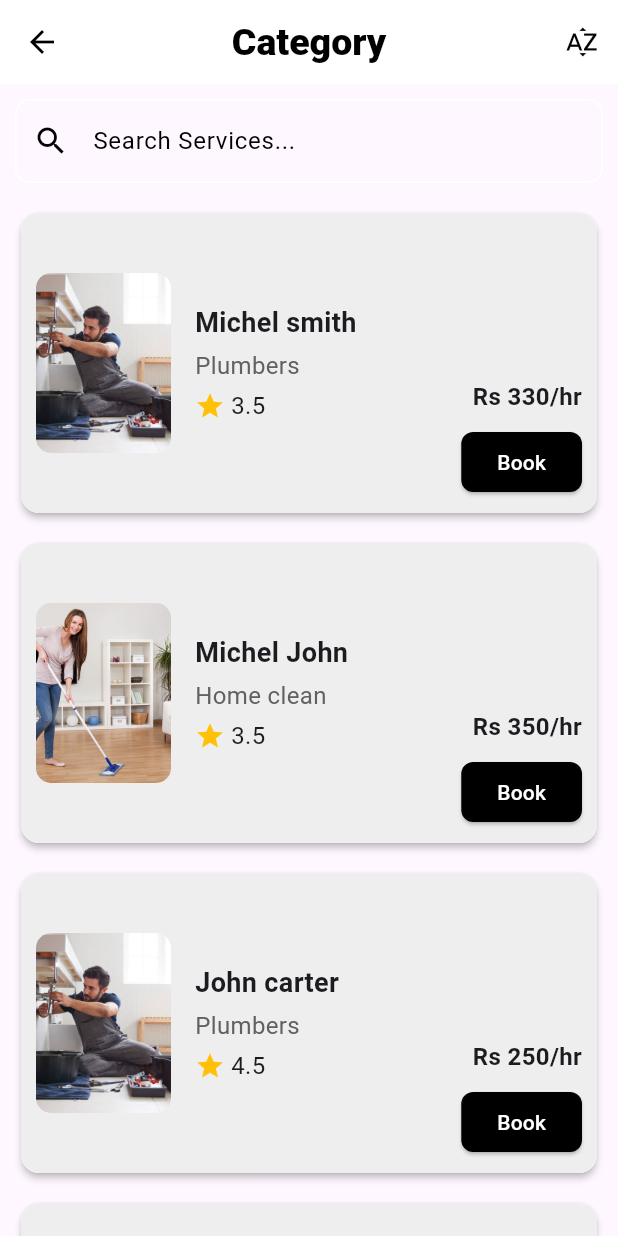
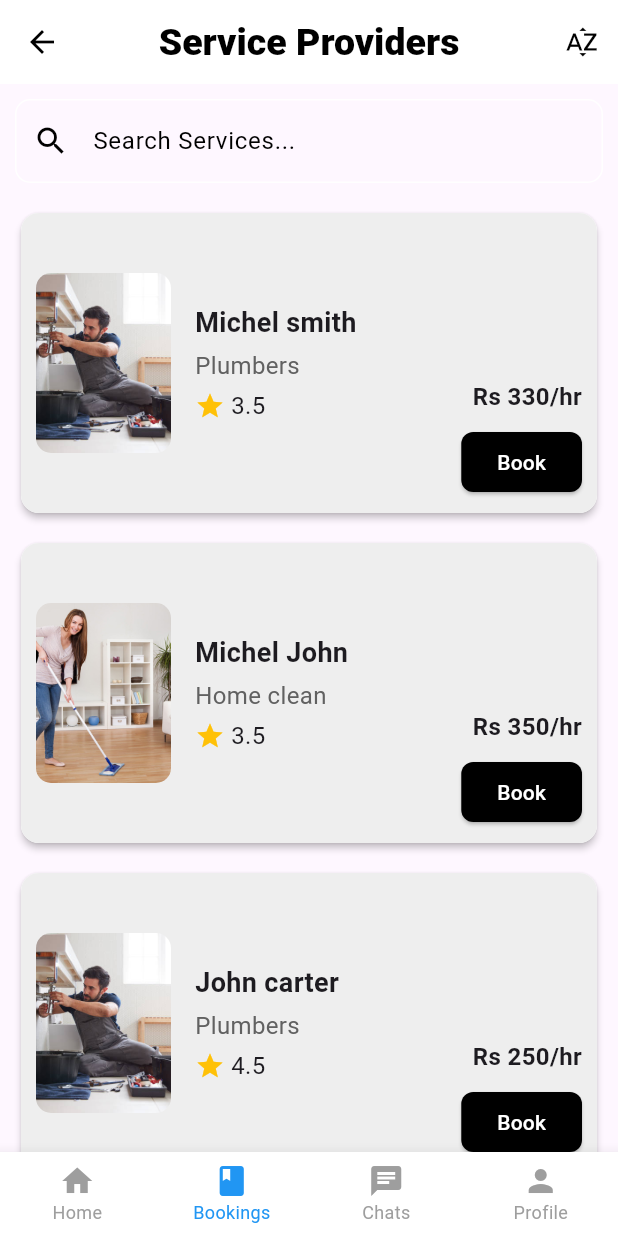
Before and after one commit to pavitrapai10/home_hub, a Flutter app: the ServiceDetailsScreen screen opened directly, on a phone screen of 412 x 824 dp. Run offline on Flutter 3.47's test engine with Material 3 defaults, Android fonts, the phone set to English and light mode, and no system bars; our stand-ins replace country_picker, flutter_mobx, mobx, smooth_page_indicator; generated files the repository leaves out were written again.

Commit message:
bottom_navigationbar

```diff
--- a/lib/screens/service_details_screen.dart
+++ b/lib/screens/service_details_screen.dart
@@ -2,6 +2,9 @@ import 'dart:convert';
 import 'package:flutter/material.dart';
 import 'package:flutter/services.dart' as rootBundle;
 import '../models/services_details.dart';
+import '../utils/widgets.dart'; // Custom bottom navigation bar
+import '../fragments/account_fragment.dart';
+import 'dashboard_screen.dart';
 
 class ServiceDetailsScreen extends StatefulWidget {
   @override
@@ -11,6 +14,7 @@ class ServiceDetailsScreen extends StatefulWidget {
 class _ServiceDetailsScreenState extends State<ServiceDetailsScreen> {
   List<ServicesDetails> servicesDetails = [];
   List<ServicesDetails> filteredServices = [];
+  int _selectedIndex = 1; // Default index for Services
 
   @override
   void initState() {
@@ -29,13 +33,49 @@ class _ServiceDetailsScreenState extends State<ServiceDetailsScreen> {
   }
 
   void filterSearch(String query) {
-    List<ServicesDetails> filtered = servicesDetails
-        .where((service) =>
-            service.serviceName.toLowerCase().contains(query.toLowerCase()))
-        .toList();
     setState(() {
-      filteredServices = filtered;
+      filteredServices = servicesDetails
+          .where((service) =>
+              service.serviceName.toLowerCase().contains(query.toLowerCase()))
+          .toList();
     });
+  }
+
+  void _onItemTapped(int index) {
+    switch (index) {
+      case 0: // Home → Redirect to Dashboard
+        Navigator.pushReplacement(
+          context,
+          MaterialPageRoute(builder: (context) => DashboardScreen()),
+        );
+        break;
+      case 1: // Bookings → Show Alert
+      case 2: // Chats → Show Alert
+        _showComingSoonDialog();
+        break;
+      case 3: // Profile → Open Account Fragment
+        Navigator.push(
+          context,
+          MaterialPageRoute(builder: (context) => AccountFragment()),
+        );
+        break;
+    }
+  }
+
+  void _showComingSoonDialog() {
+    showDialog(
+      context: context,
+      builder: (context) => AlertDialog(
+        title: Text("Coming Soon"),
+        content: Text("This feature will be available in future updates."),
+        actions: [
+          TextButton(
+            onPressed: () => Navigator.pop(context),
+            child: Text("OK"),
+          )
+        ],
+      ),
+    );
   }
 
   @override
@@ -51,11 +91,8 @@ class _ServiceDetailsScreenState extends State<ServiceDetailsScreen> {
               children: [
                 AppBar(
                   title: Text(
-                    "Category",
-                    style: TextStyle(
-                      fontWeight: FontWeight.w900,
-                      fontSize: 25,
-                    ),
+                    "Service Providers",
+                    style: TextStyle(fontWeight: FontWeight.w900, fontSize: 25),
                   ),
                   centerTitle: true,
                   leading: IconButton(
@@ -79,7 +116,7 @@ class _ServiceDetailsScreenState extends State<ServiceDetailsScreen> {
                 Padding(
                   padding: EdgeInsets.symmetric(horizontal: 10, vertical: 10),
                   child: TextField(
-                    onChanged: (value) => filterSearch(value),
+                    onChanged: filterSearch,
                     decoration: InputDecoration(
                       hintText: "Search Services...",
                       prefixIcon: Icon(Icons.search),
@@ -104,15 +141,15 @@ class _ServiceDetailsScreenState extends State<ServiceDetailsScreen> {
                       return Padding(
                         padding: EdgeInsets.symmetric(horizontal: 10, vertical: 6),
                         child: Card(
-                          elevation: 2, // Adds slight shadow
+                          elevation: 2,
                           shape: RoundedRectangleBorder(
                             borderRadius: BorderRadius.circular(12),
                           ),
                           child: Container(
-                            height: 200, // Fixed height for each card
+                            height: 200,
                             padding: EdgeInsets.all(10),
                             decoration: BoxDecoration(
-                              color: Colors.grey[200], // Light grey background
+                              color: Colors.grey[200],
                               borderRadius: BorderRadius.circular(12),
                             ),
                             child: Row(
@@ -123,12 +160,12 @@ class _ServiceDetailsScreenState extends State<ServiceDetailsScreen> {
                                   borderRadius: BorderRadius.circular(10),
                                   child: Image.asset(
                                     service.imagePath,
-                                    width: 90, // Fixed width
-                                    height:120, // Fixed height
+                                    width: 90,
+                                    height: 120,
                                     fit: BoxFit.cover,
                                   ),
                                 ),
-                                SizedBox(width: 16), // Space between image and text
+                                SizedBox(width: 16),
 
                                 // Right Side - Details
                                 Expanded(
@@ -201,6 +238,10 @@ class _ServiceDetailsScreenState extends State<ServiceDetailsScreen> {
           ),
         ],
       ),
+      bottomNavigationBar: CustomBottomNav(
+        selectedIndex: _selectedIndex,
+        onItemTapped: _onItemTapped,
+      ),
     );
   }
 }
--- a/lib/utils/widgets.dart
+++ b/lib/utils/widgets.dart
@@ -12,6 +12,36 @@ InputDecoration commonInputDecoration({String? hintText, Widget? prefixIcon, Wid
     contentPadding: EdgeInsets.symmetric(horizontal: 16),
     border: OutlineInputBorder(borderRadius: BorderRadius.circular(30), borderSide: BorderSide.none),
   );
+}
+
+
+
+
+class CustomBottomNav extends StatelessWidget {
+  final int selectedIndex;
+  final Function(int) onItemTapped;
+
+  CustomBottomNav({required this.selectedIndex, required this.onItemTapped});
+
+  @override
+  Widget build(BuildContext context) {
+    return BottomNavigationBar(
+      currentIndex: selectedIndex,
+      onTap: onItemTapped,
+      showUnselectedLabels: true,
+      selectedItemColor: Colors.blue,
+      unselectedItemColor: Colors.grey,
+      selectedFontSize: 12,
+      unselectedFontSize: 12,
+      type: BottomNavigationBarType.fixed,
+      items: [
+        BottomNavigationBarItem(icon: Icon(Icons.home), label: "Home"),
+        BottomNavigationBarItem(icon: Icon(Icons.book), label: "Bookings"),
+        BottomNavigationBarItem(icon: Icon(Icons.chat), label: "Chats"),
+        BottomNavigationBarItem(icon: Icon(Icons.person), label: "Profile"),
+      ],
+    );
+  }
 }
 
 // Widget homeTitleWidget({
```
Also changed, not shown: lib/screens/dashboard_screen.dart (+23 -33 lines), lib/screens/services_screen.dart (+53 -8 lines), lib/components/search_component.dart (deleted).
